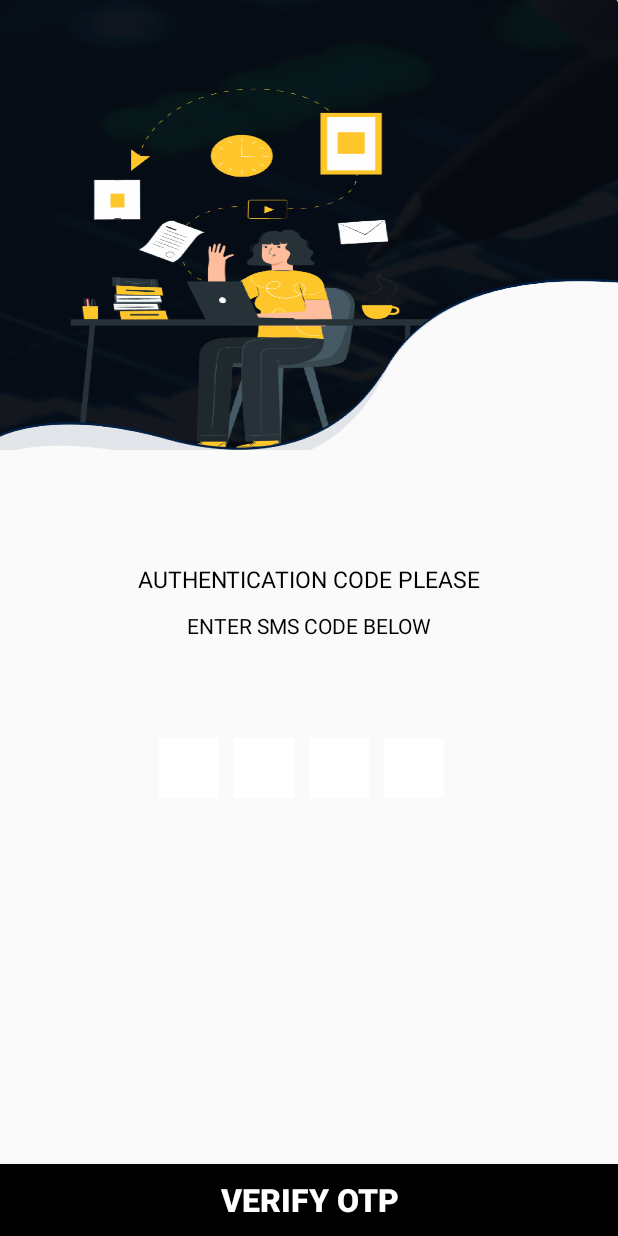
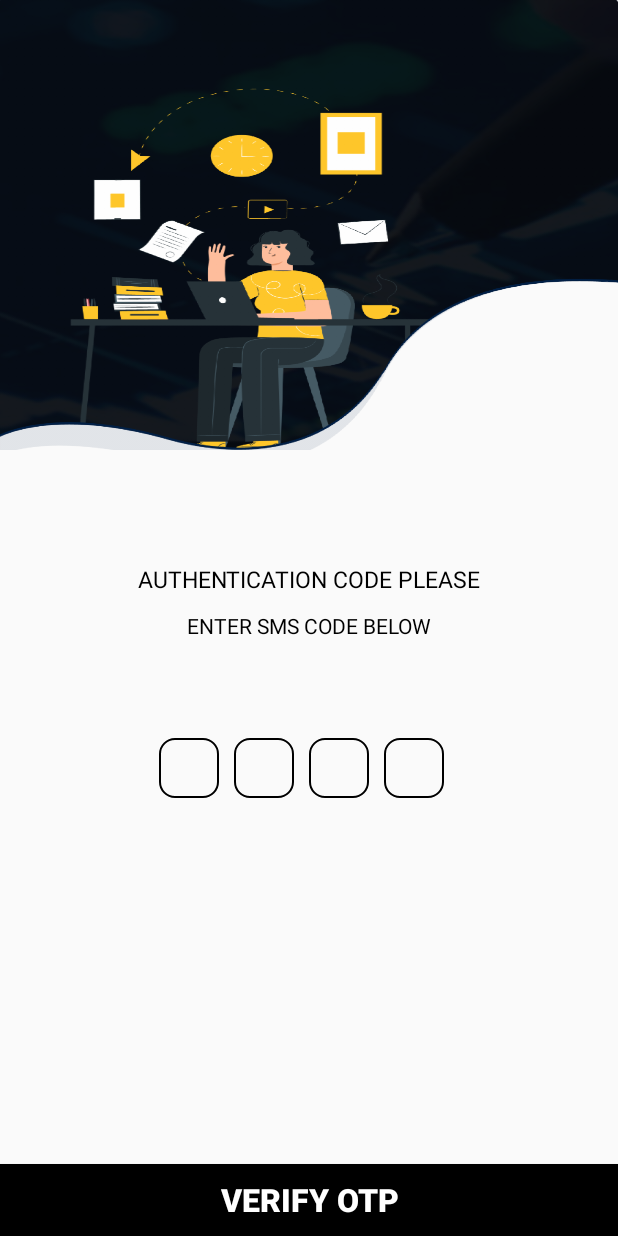
Before and after one commit to ANUJOMER21/legalease, an Android app: the OtpActivty screen opened directly, with no data from a screen before it, on a phone screen of 412 x 824 dp. Run offline under Robolectric (Android 15) with nearby library versions, the phone set to English and light mode, and no system bars.

Commit message:
Otp View Change

```diff
--- a/app/src/main/java/client/legalease/clientPartnerRegistation.java
+++ b/app/src/main/java/client/legalease/clientPartnerRegistation.java
@@ -104,7 +104,7 @@ assid=i.getStringExtra("assid");
       if(message.getText().toString().isEmpty()){
           Toast.makeText(this, "Enter Some Message", Toast.LENGTH_SHORT).show();
       }
-      else {     submit.setVisibility(View.INVISIBLE);
+      else {
                   String token1="Bearer "+token;
           HashMap<String,String> hashMap=new HashMap<>();
           hashMap.put("associate_id",assid);
@@ -132,7 +132,7 @@ assid=i.getStringExtra("assid");
               @Override
               public void onFailure(Call<ClientOrderModel> call, Throwable t) {
                   Log.d("orderfail", "onFailure: "+t.toString());
-
+                  Toast.makeText(clientPartnerRegistation.this, "Please Check YOur Internet Connection", Toast.LENGTH_SHORT).show();
               }
           });
       }
--- a/app/src/main/res/drawable/edittext_background.xml
+++ b/app/src/main/res/drawable/edittext_background.xml
@@ -6,11 +6,11 @@
 
 
     <stroke
-        android:width="0.5dp"
-        android:color="@color/edittext_background">
+        android:width="1dp"
+        android:color="@color/black">
     </stroke>
     <corners
-        android:radius="2dp">
+        android:radius="10dp">
     </corners>
 
 
--- a/app/src/main/res/layout/activity_client_partner_registation.xml
+++ b/app/src/main/res/layout/activity_client_partner_registation.xml
@@ -39,7 +39,6 @@
         android:layout_width="match_parent"
         android:layout_height="350dp"
         android:background="@drawable/fragment_home_background"/>
-
 
 
 
--- a/app/src/main/res/layout/activity_otp_activty.xml
+++ b/app/src/main/res/layout/activity_otp_activty.xml
@@ -52,24 +52,24 @@
         android:layout_height="80dp">
         <EditText
             android:id="@+id/et1"
-            android:layout_width="wrap_content"
-            android:layout_height="wrap_content"
+            android:layout_width="40dp"
+            android:layout_height="40dp"
             android:inputType="number"
             android:maxLength="1"
             android:gravity="center"
-            android:background="@drawable/edit_text_background"
+            android:background="@drawable/edittext_background"
             android:textColor="@color/black"
             android:layout_marginRight="10dp"
             android:textSize="20sp"/>
 
         <EditText
             android:id="@+id/et2"
-            android:layout_width="wrap_content"
-            android:layout_height="wrap_content"
+            android:layout_width="40dp"
+            android:layout_height="40dp"
             android:inputType="number"
             android:maxLength="1"
             android:gravity="center"
-            android:background="@drawable/edit_text_background"
+            android:background="@drawable/edittext_background"
             android:textColor="@color/black"
             android:layout_marginRight="10dp"
             android:imeOptions="actionPrevious"
@@ -77,23 +77,23 @@
 
         <EditText
             android:id="@+id/et3"
-            android:layout_width="wrap_content"
-            android:layout_height="wrap_content"
+            android:layout_width="40dp"
+            android:layout_height="40dp"
             android:inputType="number"
             android:maxLength="1"
             android:gravity="center"
             android:textColor="@color/black"
-            android:background="@drawable/edit_text_background"
+            android:background="@drawable/edittext_background"
             android:layout_marginRight="10dp"
             android:imeOptions="actionPrevious"
             android:textSize="20sp"/>
 
         <EditText
             android:id="@+id/et4"
-            android:layout_width="wrap_content"
-            android:layout_height="wrap_content"
+            android:layout_width="40dp"
+            android:layout_height="40dp"
             android:inputType="number"
-            android:background="@drawable/edit_text_background"
+            android:background="@drawable/edittext_background"
             android:maxLength="1"
             android:gravity="center"
             android:textColor="@color/black"
--- a/app/src/main/res/values/strings.xml
+++ b/app/src/main/res/values/strings.xml
@@ -1,5 +1,5 @@
 <resources>
-    <string name="app_name">Legalease Client</string>
+    <string name="app_name">PS Client</string>
     <string name="facebook_app_id">625259754991703</string>
 
     <string name="name">Name</string>
```
